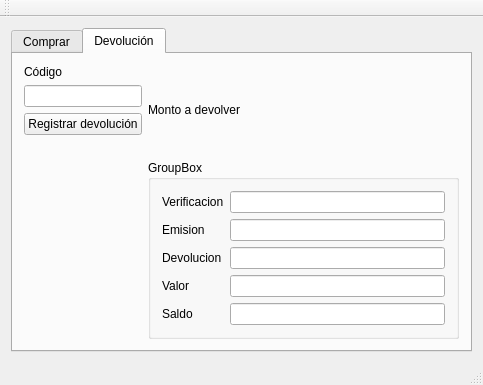
First picture: the form in Desktop/Kios/mainwindow.ui, repository Gualtix/Trivago, before the edit.
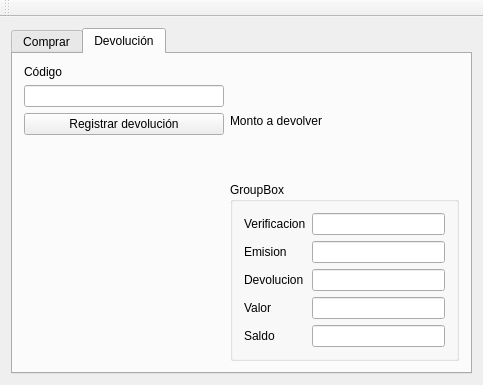
Second picture: the form after the edit. The open tabs and pages were chosen to show the change.

Patch:
```diff
--- a/Desktop/Kios/mainwindow.ui
+++ b/Desktop/Kios/mainwindow.ui
@@ -153,6 +153,9 @@
         </item>
         <item row="0" column="2" rowspan="4">
          <layout class="QVBoxLayout" name="verticalLayout">
+          <property name="spacing">
+           <number>6</number>
+          </property>
           <item>
            <widget class="QLabel" name="lblDevolverMonto">
             <property name="text">
@@ -242,10 +245,48 @@
          </layout>
         </item>
         <item row="1" column="0" colspan="2">
-         <widget class="QLineEdit" name="edtDevolverCodigo"/>
+         <widget class="QLineEdit" name="edtDevolverCodigo">
+          <property name="minimumSize">
+           <size>
+            <width>200</width>
+            <height>0</height>
+           </size>
+          </property>
+          <property name="maximumSize">
+           <size>
+            <width>200</width>
+            <height>16777215</height>
+           </size>
+          </property>
+         </widget>
+        </item>
+        <item row="3" column="1">
+         <spacer name="verticalSpacer_2">
+          <property name="orientation">
+           <enum>Qt::Vertical</enum>
+          </property>
+          <property name="sizeHint" stdset="0">
+           <size>
+            <width>20</width>
+            <height>107</height>
+           </size>
+          </property>
+         </spacer>
         </item>
         <item row="2" column="0" colspan="2">
          <widget class="QPushButton" name="btnDevolver">
+          <property name="minimumSize">
+           <size>
+            <width>200</width>
+            <height>0</height>
+           </size>
+          </property>
+          <property name="maximumSize">
+           <size>
+            <width>200</width>
+            <height>16777215</height>
+           </size>
+          </property>
           <property name="layoutDirection">
            <enum>Qt::LeftToRight</enum>
           </property>
@@ -291,7 +332,6 @@
     <bool>false</bool>
    </attribute>
   </widget>
-  <widget class="QStatusBar" name="statusBar"/>
  </widget>
  <layoutdefault spacing="6" margin="11"/>
  <resources/>
```
Left out of the diff: 25 changed lines with no effect on the pictures.
